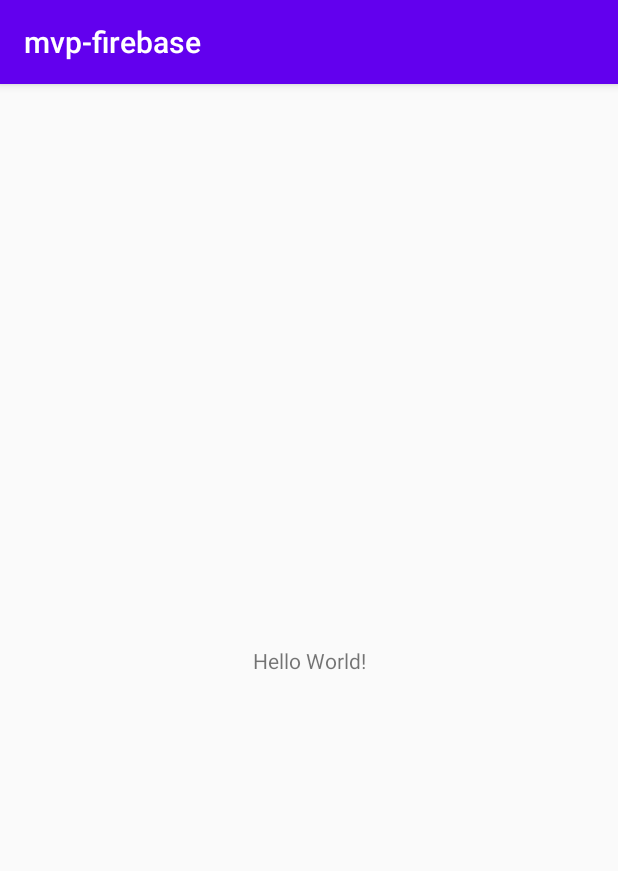
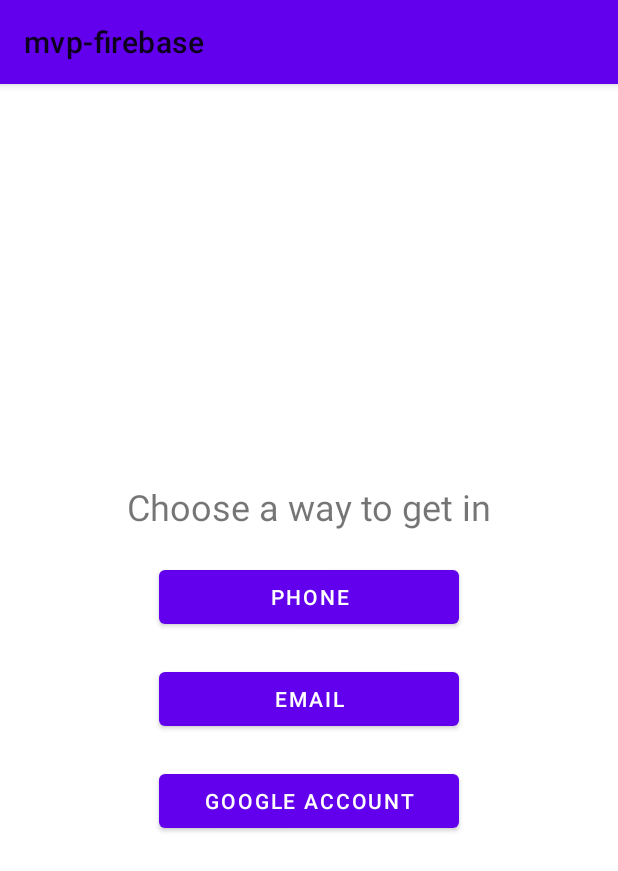
Before and after one commit to alina-saetova/mvp-firebase, an Android app: the screen it shows after launch (MainActivity), on a phone screen of 412 x 824 dp. Shown: the top 871 px of the screen. Run offline under Robolectric (Android 15) with nearby library versions, the phone set to English and light mode, and no system bars; our stand-ins replace data binding.

Commit message:
add email and phone auth

```diff
--- a/mvp-firebase/app/src/main/AndroidManifest.xml
+++ b/mvp-firebase/app/src/main/AndroidManifest.xml
@@ -1,6 +1,10 @@
 <?xml version="1.0" encoding="utf-8"?>
 <manifest xmlns:android="http://schemas.android.com/apk/res/android"
     package="ru.itis.mvp_firebase">
+
+    <uses-permission android:name="android.permission.INTERNET" />
+    <uses-permission android:name="android.permission.ACCESS_NETWORK_STATE" />
+    <uses-permission android:name="android.permission.GET_ACCOUNTS" />
 
     <application
         android:allowBackup="true"
--- /dev/null
+++ b/mvp-firebase/app/src/main/java/ru/itis/mvp_firebase/ChooseWayFragment.kt
@@ -0,0 +1,39 @@
+package ru.itis.mvp_firebase
+
+import android.os.Bundle
+import androidx.fragment.app.Fragment
+import android.view.LayoutInflater
+import android.view.View
+import android.view.ViewGroup
+import androidx.navigation.fragment.findNavController
+import ru.itis.mvp_firebase.databinding.FragmentChooseWayBinding
+
+class ChooseWayFragment : Fragment(), View.OnClickListener {
+
+    private lateinit var binding: FragmentChooseWayBinding
+
+    override fun onCreateView(
+        inflater: LayoutInflater, container: ViewGroup?,
+        savedInstanceState: Bundle?
+    ): View? {
+        binding = FragmentChooseWayBinding.inflate(inflater)
+        setOnClickListeners()
+        return binding.root
+    }
+
+    private fun setOnClickListeners() {
+        binding.btnPhone.setOnClickListener(this)
+        binding.btnEmail.setOnClickListener(this)
+        binding.btnGoogle.setOnClickListener(this)
+    }
+
+
+
+    override fun onClick(v: View) {
+        when (v.id) {
+            R.id.btnPhone -> findNavController().navigate(R.id.action_chooseWayFragment_to_phoneAuthFragment)
+            R.id.btnEmail -> findNavController().navigate(R.id.action_chooseWayFragment_to_emailAuthFragment)
+            R.id.btnGoogle -> findNavController().navigate(R.id.action_chooseWayFragment_to_googleAuthFragment)
+        }
+    }
+}
--- a/mvp-firebase/app/src/main/res/layout/activity_main.xml
+++ b/mvp-firebase/app/src/main/res/layout/activity_main.xml
@@ -1,18 +1,22 @@
 <?xml version="1.0" encoding="utf-8"?>
-<androidx.constraintlayout.widget.ConstraintLayout xmlns:android="http://schemas.android.com/apk/res/android"
+<androidx.constraintlayout.widget.ConstraintLayout
+    xmlns:android="http://schemas.android.com/apk/res/android"
     xmlns:app="http://schemas.android.com/apk/res-auto"
     xmlns:tools="http://schemas.android.com/tools"
     android:layout_width="match_parent"
     android:layout_height="match_parent"
     tools:context=".MainActivity">
 
-    <TextView
-        android:layout_width="wrap_content"
-        android:layout_height="wrap_content"
-        android:text="Hello World!"
-        app:layout_constraintBottom_toBottomOf="parent"
+    <fragment
+        android:id="@+id/navFragment"
+        android:name="androidx.navigation.fragment.NavHostFragment"
+        android:layout_width="0dp"
+        android:layout_height="0dp"
         app:layout_constraintLeft_toLeftOf="parent"
         app:layout_constraintRight_toRightOf="parent"
-        app:layout_constraintTop_toTopOf="parent" />
+        app:layout_constraintTop_toTopOf="parent"
+        app:layout_constraintBottom_toBottomOf="parent"
+        app:defaultNavHost="true"
+        app:navGraph="@navigation/main_navigation"/>
 
 </androidx.constraintlayout.widget.ConstraintLayout>
--- /dev/null
+++ b/mvp-firebase/app/src/main/res/layout/fragment_choose_way.xml
@@ -0,0 +1,45 @@
+<?xml version="1.0" encoding="utf-8"?>
+<layout xmlns:android="http://schemas.android.com/apk/res/android"
+    xmlns:tools="http://schemas.android.com/tools">
+
+    <data>
+
+    </data>
+
+    <LinearLayout
+        android:layout_width="match_parent"
+        android:layout_height="match_parent"
+        android:orientation="vertical"
+        tools:context=".ChooseWayFragment"
+        android:gravity="center">
+
+        <TextView
+            android:id="@+id/textView3"
+            android:layout_width="match_parent"
+            android:layout_height="wrap_content"
+            android:text="@string/choose_way"
+            android:textAlignment="center"
+            android:textSize="24sp"/>
+
+        <Button
+            android:id="@+id/btnPhone"
+            android:layout_width="200dp"
+            android:layout_height="wrap_content"
+            android:text="@string/way_phone"
+            android:layout_marginTop="20dp"/>
+
+        <Button
+            android:id="@+id/btnEmail"
+            android:layout_width="200dp"
+            android:layout_height="wrap_content"
+            android:text="@string/way_email"
+            android:layout_marginTop="20dp"/>
+
+        <Button
+            android:id="@+id/btnGoogle"
+            android:layout_width="200dp"
+            android:layout_height="wrap_content"
+            android:text="@string/way_google_account"
+            android:layout_marginTop="20dp"/>
+    </LinearLayout>
+</layout>
--- /dev/null
+++ b/mvp-firebase/app/src/main/res/navigation/main_navigation.xml
@@ -0,0 +1,58 @@
+<?xml version="1.0" encoding="utf-8"?>
+<navigation xmlns:android="http://schemas.android.com/apk/res/android"
+    xmlns:app="http://schemas.android.com/apk/res-auto"
+    xmlns:tools="http://schemas.android.com/tools"
+    android:id="@+id/main_navigation"
+    app:startDestination="@id/chooseWayFragment">
+    <fragment
+        android:id="@+id/chooseWayFragment"
+        android:name="ru.itis.mvp_firebase.ChooseWayFragment"
+        android:label="ChooseWayFragment" >
+        <action
+            android:id="@+id/action_chooseWayFragment_to_emailAuthFragment"
+            app:destination="@id/emailAuthFragment" />
+        <action
+            android:id="@+id/action_chooseWayFragment_to_googleAuthFragment"
+            app:destination="@id/googleAuthFragment" />
+        <action
+            android:id="@+id/action_chooseWayFragment_to_phoneAuthFragment"
+            app:destination="@id/phoneAuthFragment" />
+    </fragment>
+    <fragment
+        android:id="@+id/emailAuthFragment"
+        android:name="ru.itis.mvp_firebase.EmailAuthFragment"
+        android:label="EmailAuthFragment" >
+        <action
+            android:id="@+id/action_emailAuthFragment_to_registrationFragment"
+            app:destination="@id/registrationFragment" />
+        <action
+            android:id="@+id/action_emailAuthFragment_to_userDataFragment"
+            app:destination="@id/userDataFragment" />
+    </fragment>
+    <fragment
+        android:id="@+id/googleAuthFragment"
+        android:name="ru.itis.mvp_firebase.GoogleAuthFragment"
+        android:label="fragment_google_auth"
+        tools:layout="@layout/fragment_google_auth" >
+        <action
+            android:id="@+id/action_googleAuthFragment_to_userDataFragment"
+            app:destination="@id/userDataFragment" />
+    </fragment>
+    <fragment
+        android:id="@+id/phoneAuthFragment"
+        android:name="ru.itis.mvp_firebase.PhoneAuthFragment"
+        android:label="fragment_phone_auth"
+        tools:layout="@layout/fragment_phone_auth" >
+        <action
+            android:id="@+id/action_phoneAuthFragment_to_userDataFragment"
+            app:destination="@id/userDataFragment" />
+    </fragment>
+    <fragment
+        android:id="@+id/registrationFragment"
+        android:name="ru.itis.mvp_firebase.RegistrationFragment"
+        android:label="RegistrationFragment" />
+    <fragment
+        android:id="@+id/userDataFragment"
+        android:name="ru.itis.mvp_firebase.UserDataFragment"
+        android:label="UserDataFragment" />
+</navigation>
--- a/mvp-firebase/app/src/main/res/values/strings.xml
+++ b/mvp-firebase/app/src/main/res/values/strings.xml
@@ -1,3 +1,15 @@
 <resources>
     <string name="app_name">mvp-firebase</string>
+
+    <!-- TODO: Remove or change this placeholder text -->
+    <string name="hello_blank_fragment">Hello blank fragment</string>
+    <string name="choose_way">Choose a way to get in</string>
+    <string name="way_phone">Phone</string>
+    <string name="way_email">Email</string>
+    <string name="way_google_account">Google account</string>
+    <string name="phone_number">phone number</string>
+    <string name="code">code</string>
+    <string name="send_code">send code</string>
+    <string name="sign_in_with_phone">Sign in with phone</string>
+    <string name="sign_in">sign in</string>
 </resources>
--- a/mvp-firebase/app/src/main/res/values/styles.xml
+++ b/mvp-firebase/app/src/main/res/values/styles.xml
@@ -1,7 +1,7 @@
 <resources>
 
     <!-- Base application theme. -->
-    <style name="AppTheme" parent="Theme.AppCompat.Light.DarkActionBar">
+    <style name="AppTheme" parent="Theme.MaterialComponents.Light">
         <!-- Customize your theme here. -->
         <item name="colorPrimary">@color/colorPrimary</item>
         <item name="colorPrimaryDark">@color/colorPrimaryDark</item>
--- a/mvp-firebase/build.gradle
+++ b/mvp-firebase/build.gradle
@@ -10,7 +10,7 @@ buildscript {
     dependencies {
         classpath 'com.android.tools.build:gradle:3.6.1'
         classpath "org.jetbrains.kotlin:kotlin-gradle-plugin:$kotlin_version"
-
+        classpath 'com.google.gms:google-services:4.3.3'
         // NOTE: Do not place your application dependencies here; they belong
         // in the individual module build.gradle files
     }
```
Also changed, not shown: mvp-firebase/app/build.gradle (+30 -1 lines), mvp-firebase/app/src/main/java/ru/itis/mvp_firebase/EmailAuthFragment.kt (added, +45 -0 lines), mvp-firebase/app/src/main/java/ru/itis/mvp_firebase/GoogleAuthFragment.kt (added, +22 -0 lines), mvp-firebase/app/src/main/java/ru/itis/mvp_firebase/PhoneAuthFragment.kt (added, +90 -0 lines), mvp-firebase/app/src/main/java/ru/itis/mvp_firebase/RegistrationFragment.kt (added, +41 -0 lines), mvp-firebase/app/src/main/java/ru/itis/mvp_firebase/UserDataFragment.kt (added, +26 -0 lines), mvp-firebase/app/src/main/res/layout/fragment_email_auth.xml (added, +90 -0 lines), mvp-firebase/app/src/main/res/layout/fragment_google_auth.xml (added, +14 -0 lines), mvp-firebase/app/src/main/res/layout/fragment_phone_auth.xml (added, +70 -0 lines), mvp-firebase/app/src/main/res/layout/fragment_registration.xml (added, +79 -0 lines), mvp-firebase/app/src/main/res/layout/fragment_user_data.xml (added, +22 -0 lines), 1 other file.
